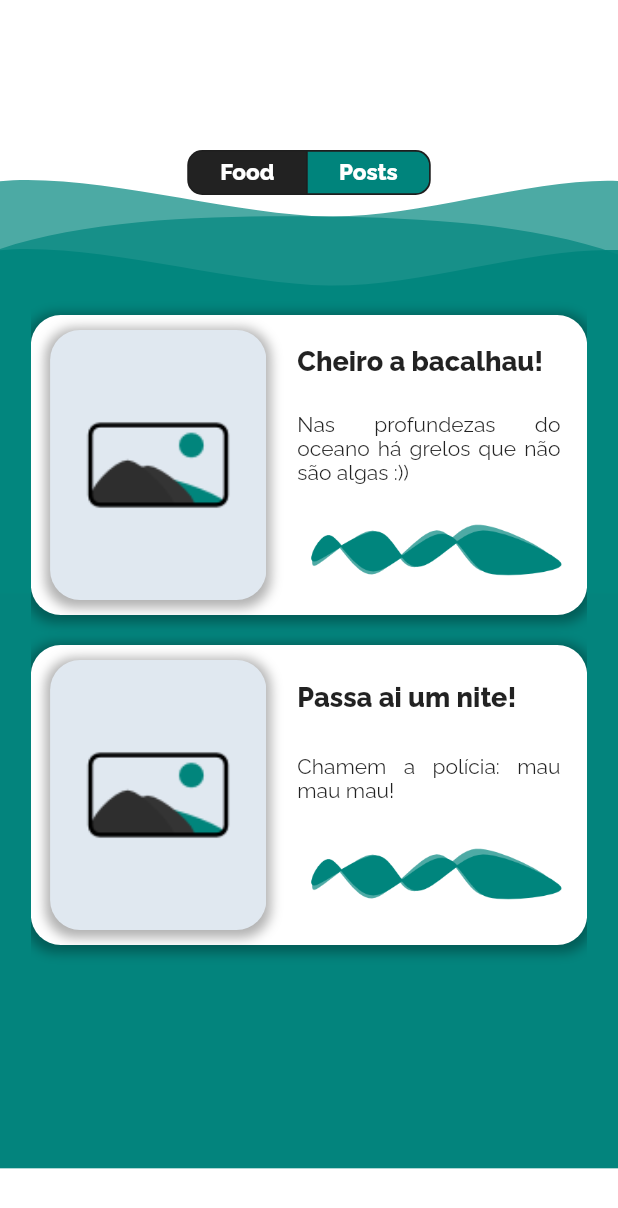
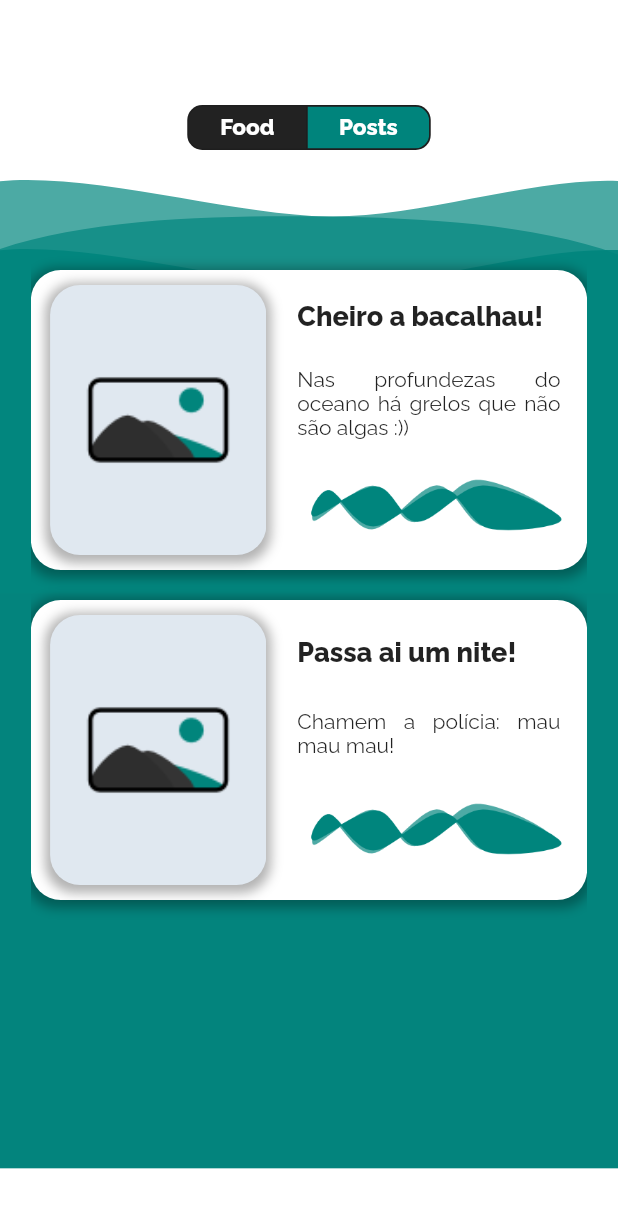
Before and after one commit to Mr-Vicente/IPM_Fisheller, a Flutter app: the Feed screen opened directly, after a tap on "Posts", on a phone screen of 412 x 824 dp. Shown: the top 1208 px of the screen. Run offline on Flutter 3.47's test engine with Material 2 defaults, Android fonts, the phone set to English and light mode, and no system bars; our stand-ins replace carousel_slider, charts_flutter, flutter_rating_bar, flutter_svg, google_maps_flutter, image_picker and 5 more; missing offline and left inert: shape_of_view, slide_button; accounts and stored records are empty; generated files the repository leaves out were written again.

Commit message:
design edits

```diff
--- a/lib/components/Selling_Card.dart
+++ b/lib/components/Selling_Card.dart
@@ -283,6 +283,7 @@ class Numbers_Box extends StatelessWidget {
             text: "Price\n(€ / Kg)",
             sz: Size(75, 75),
             space: 15.0,
+            fontSize: 26,
           ),
           Equivalent_Box(seafood: seafood),
         ],
@@ -296,8 +297,9 @@ class Number_Info_Box extends StatelessWidget {
   final String text;
   final Size sz;
   final num space;
+  final double fontSize;
   const Number_Info_Box(
-      {Key key, this.number, this.text, this.sz, this.space, thi})
+      {Key key, this.number, this.text, this.sz, this.space, this.fontSize})
       : super(key: key);
   @override
   Widget build(BuildContext context) {
@@ -310,6 +312,7 @@ class Number_Info_Box extends StatelessWidget {
           Number_Circle(
             text: number.toString(),
             circle_size: sz,
+            fontSize: fontSize,
           ),
           Container(
             margin: EdgeInsets.only(top: space / 2),
@@ -343,6 +346,7 @@ class Equivalent_Box extends StatelessWidget {
             text: "Quantity\n(Unit.)",
             sz: Size(60, 60),
             space: 35.0,
+            fontSize: 20,
           ),
           Container(
               margin: EdgeInsets.symmetric(
@@ -355,6 +359,7 @@ class Equivalent_Box extends StatelessWidget {
             text: "Quantity\n(Kg.)",
             sz: Size(60, 60),
             space: 35.0,
+            fontSize: 20,
           ),
         ],
       ),
@@ -413,12 +418,14 @@ class Number_Circle extends StatelessWidget {
   final Size circle_size;
   static const Size s = Size(200, 200);
   final String text;
+  final double fontSize;
 
   const Number_Circle({
     Key key,
     this.text,
     this.arcWidth,
     this.circle_size = s,
+    this.fontSize
   }) : super(key: key);
 
   @override
@@ -432,7 +439,7 @@ class Number_Circle extends StatelessWidget {
         child: Text(
           text,
           style: TextStyle(
-            fontSize: 30 - (circle_size.width / s.width) * 30,
+            fontSize: fontSize,
             color: Colors.black,
             fontWeight: FontWeight.w600,
           ),
--- a/lib/screens/cart/background.dart
+++ b/lib/screens/cart/background.dart
@@ -26,7 +26,7 @@ class BackgroundMain extends State<CartBackground>{
       child: Stack(
         alignment: Alignment.center,
         children: <Widget>[
-          Positioned(
+          /*Positioned(
             top: 50.0,
             child: Text(
               "CART",
@@ -35,10 +35,10 @@ class BackgroundMain extends State<CartBackground>{
                 fontSize: 50,
               ),
             ),
-          ),
+          ),*/
           Positioned(child:
             CartToggle(),
-            top: 130.0,
+            top: 70.0,
           ),
         ],
       ),
--- a/lib/screens/cart/body.dart
+++ b/lib/screens/cart/body.dart
@@ -199,7 +199,7 @@ class CartEmpty extends StatelessWidget {
     // This size provide us total height and width of our screen
     return Container(
       margin: EdgeInsets.only(top:20),
-      width: size.width * 0.8,
+      width: size.width * 0.9,
       height: 70,
       decoration: BoxDecoration(
         color: WHITE_COLOUR,
--- a/lib/screens/feed/components/background.dart
+++ b/lib/screens/feed/components/background.dart
@@ -38,7 +38,7 @@ class FeedBackgroundState extends State<FeedBackground>{
             ),
           ),
           Positioned(
-            top: 100.0,
+            top: 70.0,
             child:
             FeedToggle()
           )
```
Also changed, not shown: lib/screens/fish_description/stage1_description.dart (+5 -5 lines).
